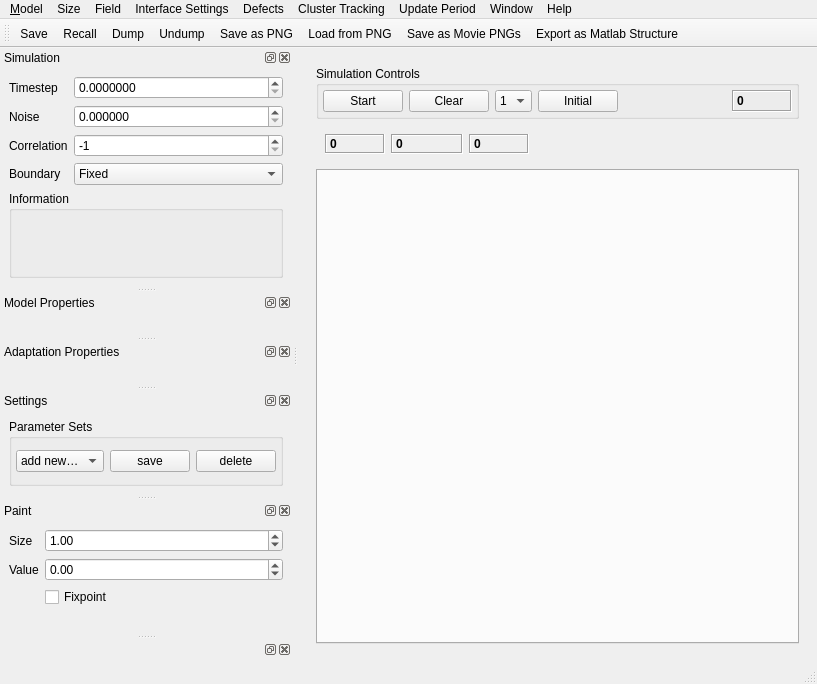
First picture: the form in ui/plotwindow_2d.ui, repository Debilski/Wellenprogramm, before the edit.
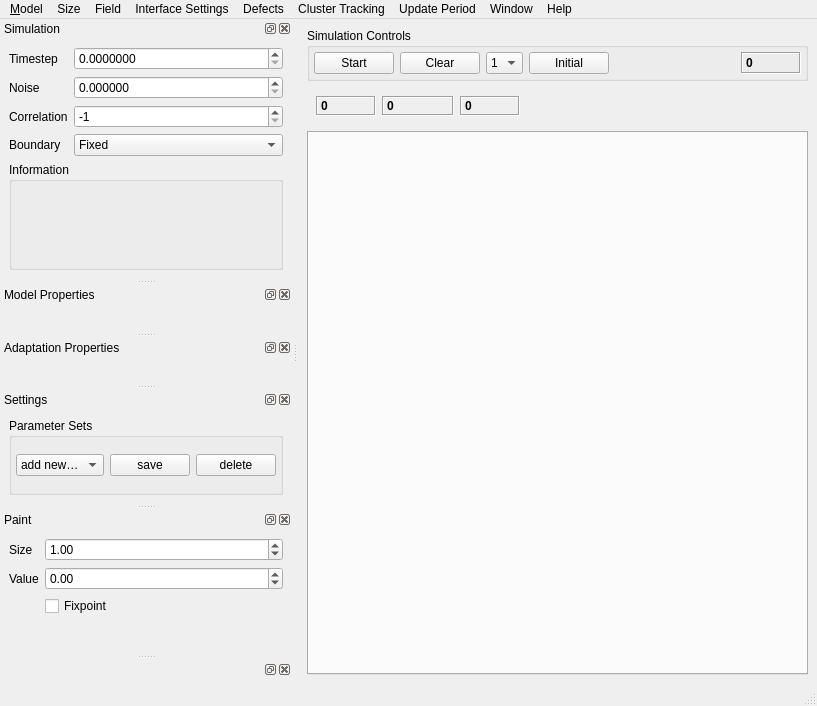
Second picture: the form after the edit. Icons and pictures are not drawn. Custom widgets are drawn as their Qt base class.

Commit message: Toolbar-Änderungen + SVG

```diff
--- a/ui/plotwindow_2d.ui
+++ b/ui/plotwindow_2d.ui
@@ -7,7 +7,7 @@
     <x>0</x>
     <y>0</y>
     <width>817</width>
-    <height>684</height>
+    <height>706</height>
    </rect>
   </property>
   <property name="sizePolicy">
@@ -30,6 +30,9 @@
     <item>
      <widget class="QWidget" name="widget" native="true">
       <layout class="QVBoxLayout" name="verticalLayout_2">
+       <property name="margin">
+        <number>0</number>
+       </property>
        <item>
         <widget class="QGroupBox" name="buttonGroupBox">
          <property name="title">
@@ -600,25 +603,6 @@
     </layout>
    </widget>
   </widget>
-  <widget class="QToolBar" name="toolBar">
-   <property name="windowTitle">
-    <string>toolBar</string>
-   </property>
-   <attribute name="toolBarArea">
-    <enum>TopToolBarArea</enum>
-   </attribute>
-   <attribute name="toolBarBreak">
-    <bool>false</bool>
-   </attribute>
-   <addaction name="actionSave"/>
-   <addaction name="actionRecall"/>
-   <addaction name="actionDump"/>
-   <addaction name="actionUndump"/>
-   <addaction name="actionSave_as_Png"/>
-   <addaction name="actionLoad_from_Png"/>
-   <addaction name="actionSave_as_Movie_Pngs"/>
-   <addaction name="actionExport_as_Matlab_Structure"/>
-  </widget>
   <widget class="QDockWidget" name="paintDockWidget">
    <property name="visible">
     <bool>true</bool>
```
Left out of the diff: 58 changed lines with no effect on the pictures. The commit also changes 3 other files.
